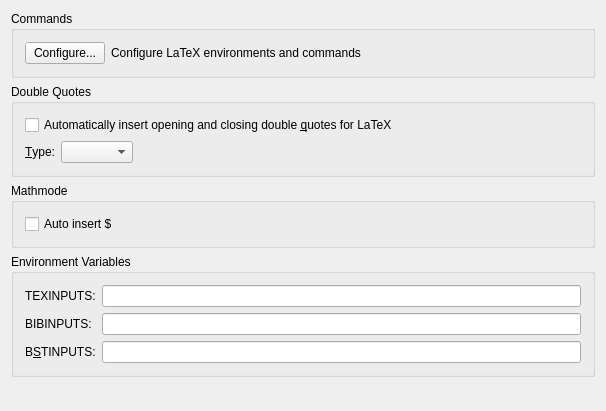
First picture: the form in src/widgets/latexconfigwidget.ui, repository KDE/kile, before the edit.
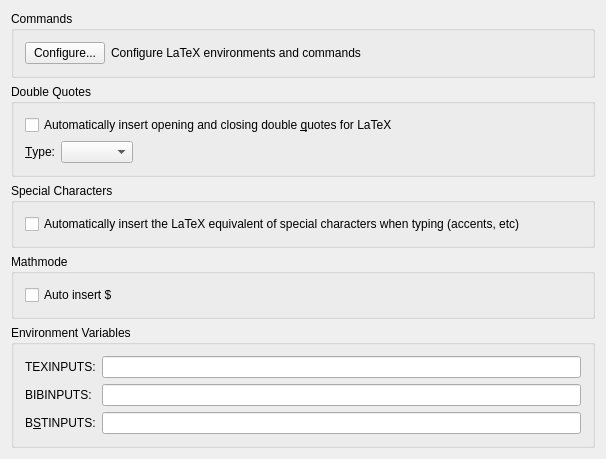
Second picture: the form after the edit. Custom widgets are drawn as their Qt base class.

Commit message:
Adds in support for the special charater keys listed at http://doc.trolltech.com/4.5/qt.html#Key-enum I don't have a keyboard to test any of these, so if the reporter could let me know if this provides the desired behavior or not, I'd appreciate it :)
GUI

Diff of the .ui file:
```diff
--- a/src/widgets/latexconfigwidget.ui
+++ b/src/widgets/latexconfigwidget.ui
@@ -127,9 +127,31 @@
     </widget>
    </item>
    <item>
-    <widget class="QGroupBox" name="m_bgMathmode" >
-     <property name="sizePolicy" >
-      <sizepolicy vsizetype="Minimum" hsizetype="MinimumExpanding" >
+    <widget class="QGroupBox" name="groupBox">
+     <property name="title">
+      <string>Special Characters</string>
+     </property>
+     <property name="flat">
+      <bool>true</bool>
+     </property>
+     <layout class="QVBoxLayout" name="verticalLayout">
+      <item>
+       <widget class="QCheckBox" name="kcfg_InsertSpecialCharacters">
+        <property name="toolTip">
+         <string>This option will insert the LaTeX equivalent of most special characters that can be typed on a keyboard.</string>
+        </property>
+        <property name="text">
+         <string>Automatically insert the LaTeX equivalent of special characters when typing (accents, etc)</string>
+        </property>
+       </widget>
+      </item>
+     </layout>
+    </widget>
+   </item>
+   <item>
+    <widget class="QGroupBox" name="m_bgMathmode">
+     <property name="sizePolicy">
+      <sizepolicy hsizetype="MinimumExpanding" vsizetype="Minimum">
        <horstretch>0</horstretch>
        <verstretch>0</verstretch>
       </sizepolicy>
@@ -244,7 +266,7 @@
    </item>
   </layout>
  </widget>
- <layoutdefault spacing="6" margin="11" />
+ <layoutdefault spacing="6" margin="11"/>
  <pixmapfunction>qPixmapFromMimeSource</pixmapfunction>
  <customwidgets>
   <customwidget>
```
Left out of the diff: 161 changed lines with no effect on the pictures. The commit also changes 4 other files.
